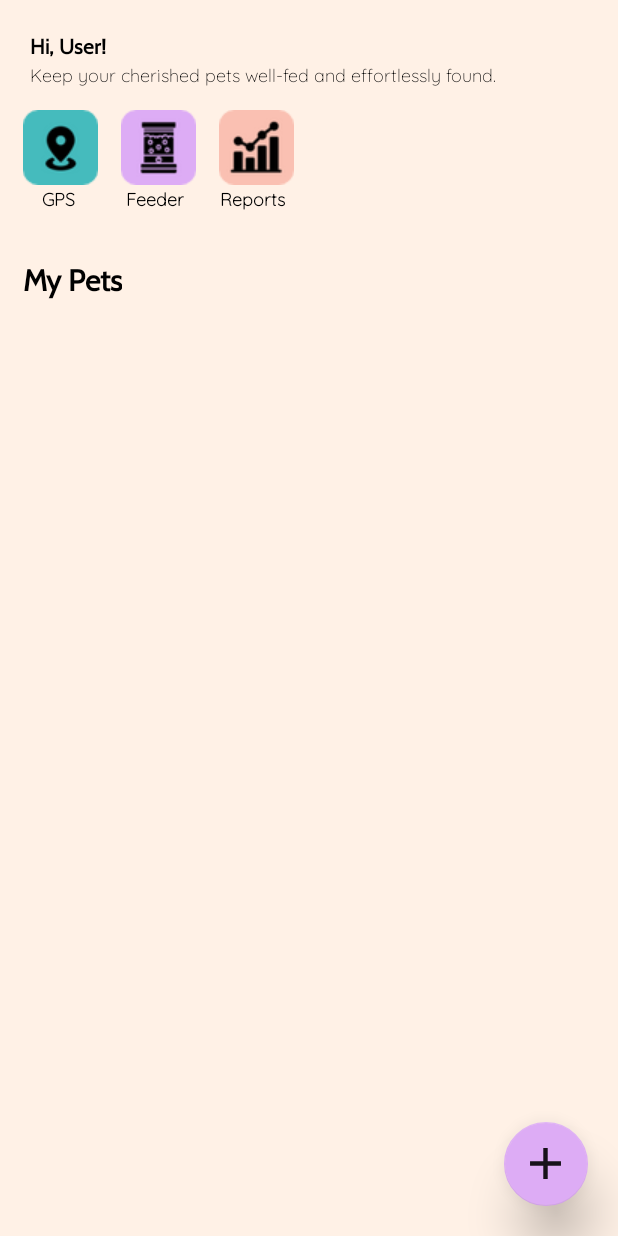
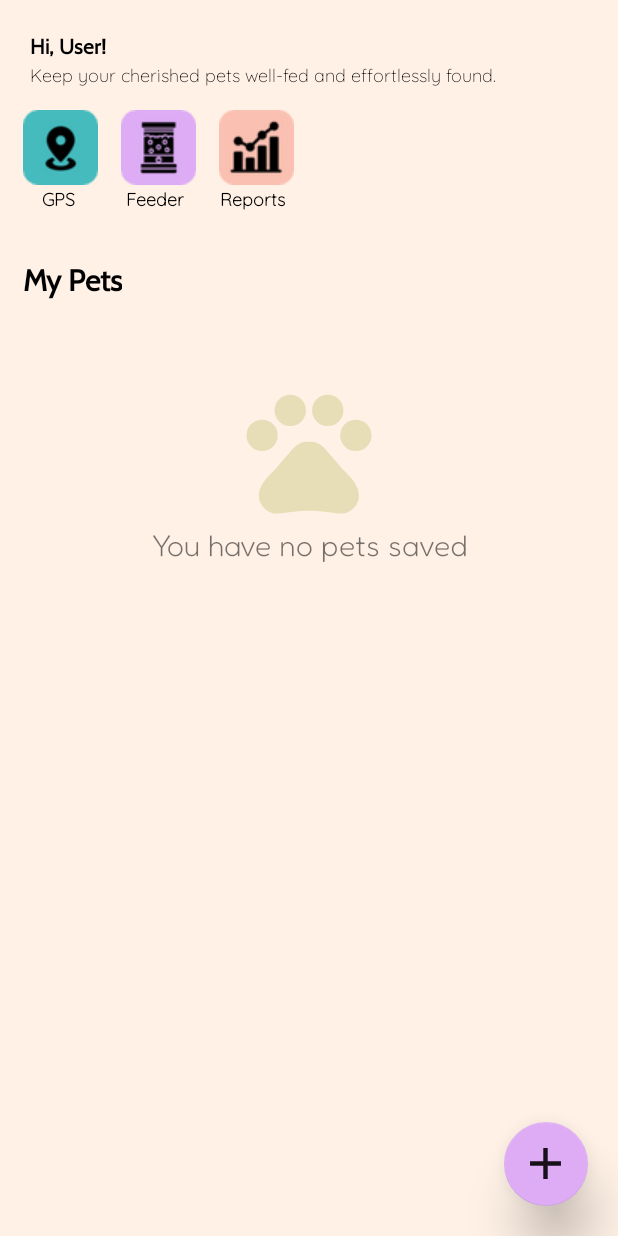
Before and after one commit to UgetsuMurata/FeedFind, an Android app: the Dashboard screen opened directly, with no data from a screen before it, on a phone screen of 412 x 824 dp. Run offline under Robolectric (Android 15) with nearby library versions, the phone set to English and light mode, and no system bars; our stand-ins replace Firebase (no records; nobody signed in at launch, a user with empty details on screens opened directly).

Commit message:
- More Dashboard changes

```diff
--- a/app/src/main/java/com/example/feedandfind/Features/Dashboard.java
+++ b/app/src/main/java/com/example/feedandfind/Features/Dashboard.java
@@ -4,6 +4,7 @@ import android.content.Intent;
 import android.os.Bundle;
 import android.view.View;
 import android.widget.ImageView;
+import android.widget.LinearLayout;
 
 import androidx.appcompat.app.AppCompatActivity;
 import androidx.recyclerview.widget.LinearLayoutManager;
@@ -14,9 +15,12 @@ import com.example.feedandfind.Application.FeedAndFind;
 import com.example.feedandfind.DataManager.FirebaseData;
 import com.example.feedandfind.Features.Feeder.FeederConfiguration;
 import com.example.feedandfind.Features.Finder.GPSMap;
+import com.example.feedandfind.Features.Pets.PetsAdd;
 import com.example.feedandfind.Items.PetInformation;
 import com.example.feedandfind.Model.RecordModel;
 import com.example.feedandfind.R;
+import com.google.android.gms.maps.model.Dash;
+import com.google.android.material.floatingactionbutton.FloatingActionButton;
 import com.google.firebase.database.DataSnapshot;
 
 import java.util.ArrayList;
@@ -30,7 +34,9 @@ public class Dashboard extends AppCompatActivity {
     RecyclerView recyclerView;
     RecordAdapter recordAdapter;
     LinearLayoutManager linearLayoutManager;
+    LinearLayout noPet;
     FirebaseData firebaseData;
+    FloatingActionButton addPet;
 
     // Navigation
     ImageView gpsIcon, feederIcon, reportIcon;
@@ -44,6 +50,8 @@ public class Dashboard extends AppCompatActivity {
         gpsIcon = findViewById(R.id.gps_icon);
         feederIcon = findViewById(R.id.feeder_icon);
         reportIcon = findViewById(R.id.report_icon);
+        noPet = findViewById(R.id.no_pets);
+        addPet = findViewById(R.id.fab);
 
         firebaseData  = new FirebaseData();
         feedAndFind = FeedAndFind.getInstance();
@@ -66,15 +74,21 @@ public class Dashboard extends AppCompatActivity {
             Intent intent = new Intent(Dashboard.this, Reports.class);
             startActivity(intent);
         });
+        addPet.setOnClickListener(view -> {
+            Intent intent = new Intent(Dashboard.this, PetsAdd.class);
+            startActivity(intent);
+        });
     }
 
     private void generate_item(){
         List<PetInformation> petInformationList = feedAndFind.getPetInformationList();
         if (petInformationList.size() > 0) {
+            noPet.setVisibility(View.GONE);
             recordAdapter = new RecordAdapter(this, petInformationList);
             recyclerView.setAdapter(recordAdapter);
         } else {
             //display an empty message.
+            noPet.setVisibility(View.VISIBLE);
         }
     }
 }
--- /dev/null
+++ b/app/src/main/res/drawable/qr_code_scan.xml
@@ -0,0 +1,5 @@
+<vector android:height="24dp" android:tint="#000000"
+    android:viewportHeight="24" android:viewportWidth="24"
+    android:width="24dp" xmlns:android="http://schemas.android.com/apk/res/android">
+    <path android:fillColor="@android:color/white" android:pathData="M9.5,6.5v3h-3v-3H9.5M11,5H5v6h6V5L11,5zM9.5,14.5v3h-3v-3H9.5M11,13H5v6h6V13L11,13zM17.5,6.5v3h-3v-3H17.5M19,5h-6v6h6V5L19,5zM13,13h1.5v1.5H13V13zM14.5,14.5H16V16h-1.5V14.5zM16,13h1.5v1.5H16V13zM13,16h1.5v1.5H13V16zM14.5,17.5H16V19h-1.5V17.5zM16,16h1.5v1.5H16V16zM17.5,14.5H19V16h-1.5V14.5zM17.5,17.5H19V19h-1.5V17.5zM22,7h-2V4h-3V2h5V7zM22,22v-5h-2v3h-3v2H22zM2,22h5v-2H4v-3H2V22zM2,2v5h2V4h3V2H2z"/>
+</vector>
--- a/app/src/main/res/layout/features_dashboard.xml
+++ b/app/src/main/res/layout/features_dashboard.xml
@@ -158,10 +158,29 @@
                     android:layout_height="wrap_content"
                     app:layoutManager="androidx.recyclerview.widget.LinearLayoutManager"
                     tools:listitem="@layout/features_item_row"
-                    android:clipToPadding="false">
-                </androidx.recyclerview.widget.RecyclerView>
-
+                    android:clipToPadding="false"/>
             </ScrollView>
+            <LinearLayout
+                android:id="@+id/no_pets"
+                android:layout_width="match_parent"
+                android:layout_height="wrap_content"
+                android:orientation="vertical"
+                android:paddingVertical="50dp"
+                android:visibility="gone">
+                <ImageView
+                    android:layout_width="match_parent"
+                    android:layout_height="100dp"
+                    android:src="@drawable/dog_paw"
+                    />
+                <TextView
+                    android:layout_width="match_parent"
+                    android:layout_height="wrap_content"
+                    android:text="You have no pets saved"
+                    android:textSize="20dp"
+                    android:textAlignment="center"
+                    android:fontFamily="@font/fredoka"
+                    />
+            </LinearLayout>
 
             <com.google.android.material.floatingactionbutton.FloatingActionButton
                 android:id="@+id/fab"
```
Also changed, not shown: app/src/main/AndroidManifest.xml (+8 -8 lines).
